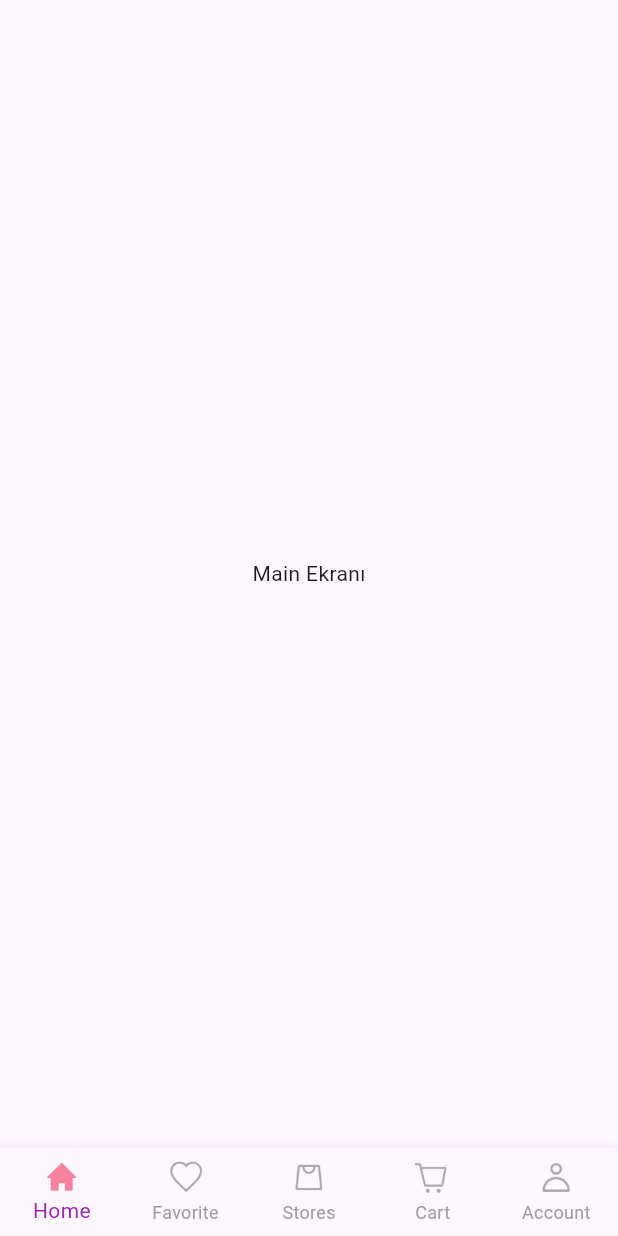
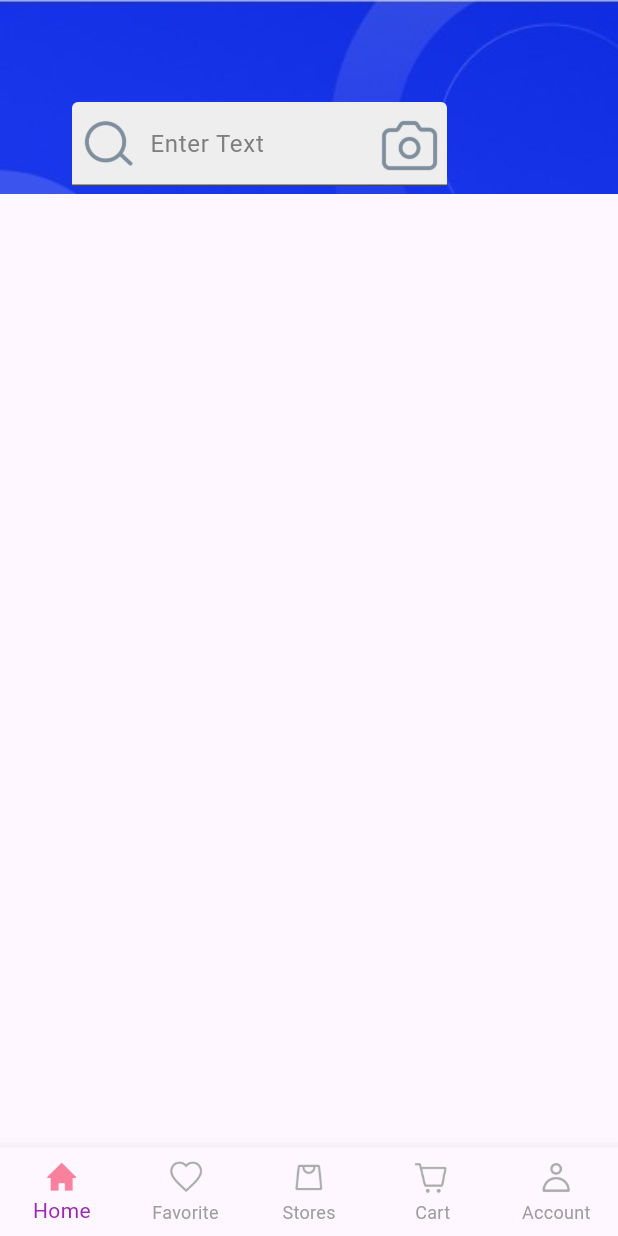
Before and after one commit to Arifcngk/ETicaret-Flutter-Nodejs-Mongo, a Flutter app: the screen it shows after launch, on a phone screen of 412 x 824 dp. Run offline on Flutter 3.47's test engine with Material 3 defaults, Android fonts, the phone set to English and light mode, and no system bars; our stand-ins replace google_fonts.

Commit message:
feat: add HeaderWidget and update MainScreen layout with scrollable view

```diff
--- a/lib/controllers/auth_controller.dart
+++ b/lib/controllers/auth_controller.dart
@@ -1,5 +1,4 @@
 import 'dart:convert';
-
 import 'package:eticaret_fullstack/global_varibles.dart';
 import 'package:eticaret_fullstack/models/user.dart';
 import 'package:eticaret_fullstack/services/manage_http_response.dart';
--- a/lib/main.dart
+++ b/lib/main.dart
@@ -1,4 +1,3 @@
-import 'package:eticaret_fullstack/views/screens/aurh_screens/login.dart';
 import 'package:eticaret_fullstack/views/screens/home_screen.dart';
 import 'package:flutter/material.dart';
 
--- a/lib/views/screens/aurh_screens/register.dart
+++ b/lib/views/screens/aurh_screens/register.dart
@@ -43,7 +43,8 @@
 
   @override
   Widget build(BuildContext context) {
-    return Scaffold(
+    return SafeArea(
+      child: Scaffold(
         backgroundColor: Colors.white.withOpacity(0.95),
         body: Padding(
           padding: const EdgeInsets.all(10.0),
@@ -369,6 +370,7 @@
             ),
           ),
         ),
+      ),
     );
   }
 }
--- a/lib/views/screens/nav_screens/main_screen.dart
+++ b/lib/views/screens/nav_screens/main_screen.dart
@@ -1,3 +1,4 @@
+import 'package:eticaret_fullstack/views/screens/nav_screens/widgets/header_widget.dart';
 import 'package:flutter/material.dart';
 
 class MainScreenView extends StatefulWidget {
@@ -11,8 +12,12 @@
   @override
   Widget build(BuildContext context) {
     return const Scaffold(
-      body: Center(
-        child: Text("Main Ekranı"),
+      body: SingleChildScrollView(
+        child: Column(
+          children: [
+            HeaderWidget(),
+          ],
+        ),
       ),
     );
   }
--- /dev/null
+++ b/lib/views/screens/nav_screens/widgets/header_widget.dart
@@ -0,0 +1,54 @@
+import 'package:flutter/material.dart';
+
+class HeaderWidget extends StatelessWidget {
+  const HeaderWidget({super.key});
+
+  @override
+  Widget build(BuildContext context) {
+    return Container(
+      width: MediaQuery.of(context).size.width,
+      height: MediaQuery.of(context).size.height * 0.20,
+      child: Stack(
+        children: [
+          Image.asset(
+            "assets/icons/searchBanner.jpeg",
+            width: MediaQuery.of(context).size.width,
+            fit: BoxFit.cover,
+          ),
+          Positioned(
+            left: 48,
+            top: 68,
+            child: SizedBox(
+              width: 250,
+              height: 250,
+              child: TextField(
+                decoration: InputDecoration(
+                  suffixIcon: Image.asset(
+                    "assets/icons/cam.png",
+                    width: 20,
+                    height: 20,
+                  ),
+                  prefixIcon: Image.asset(
+                    "assets/icons/searc1.png",
+                    width: 20,
+                    height: 20,
+                  ),
+                  fillColor: Colors.grey.shade200,
+                  filled: true,
+                  focusColor: Colors.black,
+                  hintText: "Enter Text",
+                  hintStyle: const TextStyle(
+                    color: Color(0xFF7F7F7F),
+                    fontSize: 16,
+                  ),
+                  contentPadding:
+                      const EdgeInsets.symmetric(horizontal: 12, vertical: 16),
+                ),
+              ),
+            ),
+          ),
+        ],
+      ),
+    );
+  }
+}
```
Lines whose indentation alone changed are shown as unchanged.
